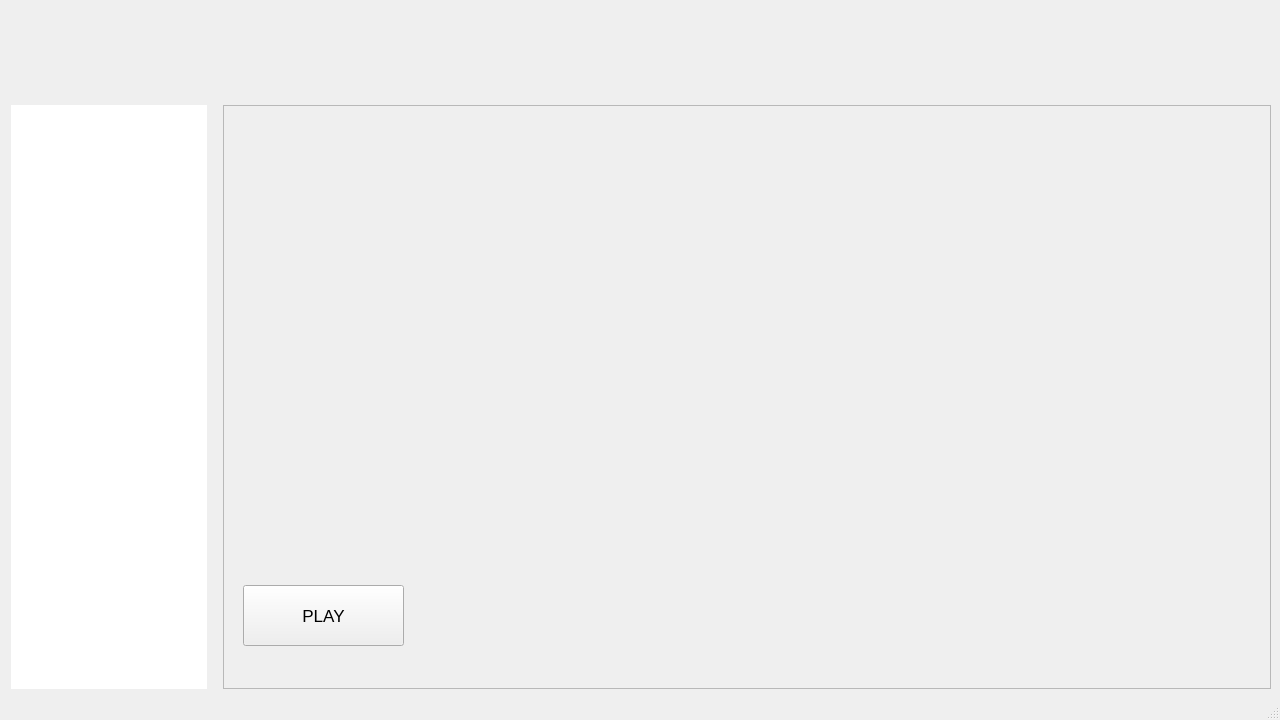
Before: the Qt Designer form src/widget/class/MainWindow/mainwindow.ui in Convly/NexusLauncher, drawn with Qt 5.
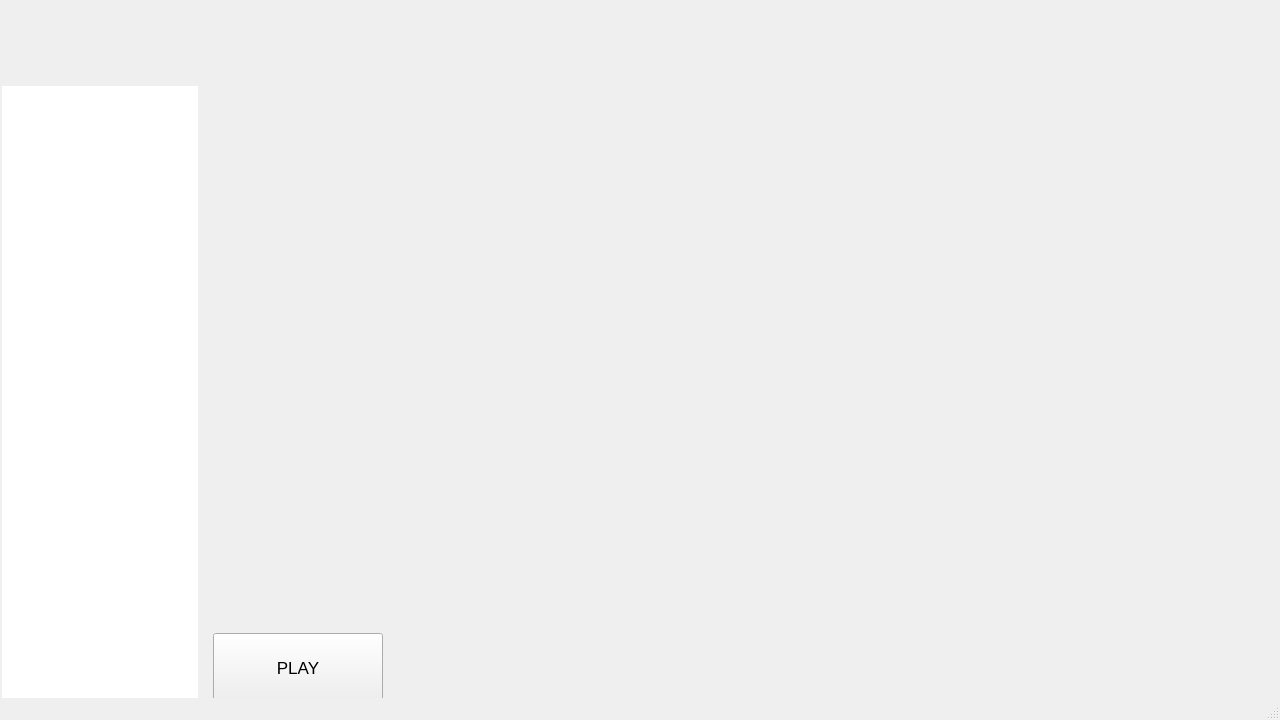
After: the same form once the commit is applied.

Commit message: GameSelectedDataTemplate(feat): GameSelectedDataTemplate improved

The edit to the form file:
```diff
--- a/src/widget/class/MainWindow/mainwindow.ui
+++ b/src/widget/class/MainWindow/mainwindow.ui
@@ -21,16 +21,55 @@
   </property>
   <widget class="QWidget" name="centralwidget">
    <layout class="QVBoxLayout" name="verticalLayout_3">
+    <property name="spacing">
+     <number>0</number>
+    </property>
+    <property name="leftMargin">
+     <number>0</number>
+    </property>
+    <property name="topMargin">
+     <number>0</number>
+    </property>
+    <property name="rightMargin">
+     <number>0</number>
+    </property>
+    <property name="bottomMargin">
+     <number>0</number>
+    </property>
     <item>
-     <layout class="QVBoxLayout" name="verticalLayout_2" stretch="0,0">
+     <layout class="QVBoxLayout" name="verticalLayout_2">
+      <property name="spacing">
+       <number>6</number>
+      </property>
+      <property name="topMargin">
+       <number>0</number>
+      </property>
+      <property name="bottomMargin">
+       <number>0</number>
+      </property>
       <item>
        <layout class="QHBoxLayout" name="CloseLogoLayout" stretch="14">
+        <property name="topMargin">
+         <number>0</number>
+        </property>
+        <property name="rightMargin">
+         <number>0</number>
+        </property>
+        <property name="bottomMargin">
+         <number>0</number>
+        </property>
         <item>
          <widget class="QFrame" name="NavBarFrame">
           <property name="minimumSize">
            <size>
             <width>200</width>
-            <height>90</height>
+            <height>80</height>
+           </size>
+          </property>
+          <property name="maximumSize">
+           <size>
+            <width>16777215</width>
+            <height>80</height>
            </size>
           </property>
           <property name="frameShape">
@@ -45,21 +84,36 @@
       </item>
       <item>
        <layout class="QVBoxLayout" name="verticalLayout" stretch="0">
+        <property name="spacing">
+         <number>6</number>
+        </property>
         <property name="sizeConstraint">
          <enum>QLayout::SetDefaultConstraint</enum>
         </property>
+        <property name="topMargin">
+         <number>0</number>
+        </property>
+        <property name="bottomMargin">
+         <number>0</number>
+        </property>
         <item>
          <layout class="QHBoxLayout" name="DataContent" stretch="2,10">
+          <property name="spacing">
+           <number>0</number>
+          </property>
           <property name="leftMargin">
            <number>0</number>
           </property>
           <item>
            <layout class="QVBoxLayout" name="verticalLayout_4">
+            <property name="spacing">
+             <number>6</number>
+            </property>
             <property name="leftMargin">
              <number>2</number>
             </property>
             <property name="rightMargin">
-             <number>10</number>
+             <number>0</number>
             </property>
             <item>
              <widget class="QListWidget" name="GamesList">
@@ -83,27 +137,83 @@
            </layout>
           </item>
           <item>
-           <layout class="QVBoxLayout" name="GameSelectedData">
+           <widget class="QWidget" name="GameDataWidget" native="true">
+            <layout class="QVBoxLayout" name="verticalLayout_6">
+             <property name="leftMargin">
+              <number>0</number>
+             </property>
+             <property name="topMargin">
+              <number>0</number>
+             </property>
+             <property name="rightMargin">
+              <number>0</number>
+             </property>
+             <property name="bottomMargin">
+              <number>0</number>
+             </property>
             <item>
-             <widget class="QFrame" name="GameSelelctedDataFrame">
-              <property name="frameShape">
-               <enum>QFrame::StyledPanel</enum>
-              </property>
-              <property name="frameShadow">
-               <enum>QFrame::Raised</enum>
-              </property>
+              <widget class="QWidget" name="GameDataOverlay" native="true">
+               <property name="minimumSize">
+                <size>
+                 <width>200</width>
+                 <height>200</height>
+                </size>
+               </property>
+               <layout class="QVBoxLayout" name="verticalLayout_7">
+                <property name="spacing">
+                 <number>0</number>
+                </property>
+                <property name="leftMargin">
+                 <number>0</number>
+                </property>
+                <property name="topMargin">
+                 <number>0</number>
+                </property>
+                <property name="rightMargin">
+                 <number>0</number>
+                </property>
+                <property name="bottomMargin">
+                 <number>0</number>
+                </property>
+                <item>
+                 <layout class="QVBoxLayout" name="GameDataLayout">
+                  <property name="spacing">
+                   <number>6</number>
+                  </property>
+                  <item>
+                   <layout class="QVBoxLayout" name="GameSelectedData" stretch="0,0,5,0,10,0">
+                    <property name="spacing">
+                     <number>0</number>
+                    </property>
+                    <property name="leftMargin">
+                     <number>15</number>
+                    </property>
+                    <property name="topMargin">
+                     <number>15</number>
+                    </property>
+                    <property name="rightMargin">
+                     <number>15</number>
+                    </property>
+                    <property name="bottomMargin">
+                     <number>0</number>
+                    </property>
+                    <item>
               <widget class="QLabel" name="GameTitleLabel">
-               <property name="geometry">
-                <rect>
-                 <x>20</x>
-                 <y>10</y>
-                 <width>1011</width>
-                 <height>21</height>
-                </rect>
+                      <property name="minimumSize">
+                       <size>
+                        <width>0</width>
+                        <height>44</height>
+                       </size>
+                      </property>
+                      <property name="maximumSize">
+                       <size>
+                        <width>16777215</width>
+                        <height>44</height>
+                       </size>
                </property>
                <property name="font">
                 <font>
-                 <pointsize>12</pointsize>
+                        <pointsize>23</pointsize>
                  <weight>75</weight>
                  <bold>true</bold>
                 </font>
@@ -124,18 +234,66 @@
                 <bool>true</bool>
                </property>
               </widget>
+                    </item>
+                    <item>
+                     <widget class="QLabel" name="GameAuthorLabel">
+                      <property name="minimumSize">
+                       <size>
+                        <width>0</width>
+                        <height>65</height>
+                       </size>
+                      </property>
+                      <property name="maximumSize">
+                       <size>
+                        <width>16777215</width>
+                        <height>65</height>
+                       </size>
+                      </property>
+                      <property name="font">
+                       <font>
+                        <pointsize>11</pointsize>
+                        <weight>50</weight>
+                        <italic>true</italic>
+                        <bold>false</bold>
+                       </font>
+                      </property>
+                      <property name="mouseTracking">
+                       <bool>true</bool>
+                      </property>
+                      <property name="styleSheet">
+                       <string notr="true">color: rgb(255, 255, 255);</string>
+                      </property>
+                      <property name="text">
+                       <string/>
+                      </property>
+                      <property name="textFormat">
+                       <enum>Qt::AutoText</enum>
+                      </property>
+                      <property name="alignment">
+                       <set>Qt::AlignLeading|Qt::AlignLeft|Qt::AlignTop</set>
+                      </property>
+                      <property name="wordWrap">
+                       <bool>true</bool>
+                      </property>
+                     </widget>
+                    </item>
+                    <item>
               <widget class="QLabel" name="GameUrlLabel">
-               <property name="geometry">
-                <rect>
-                 <x>20</x>
-                 <y>80</y>
-                 <width>1011</width>
-                 <height>31</height>
-                </rect>
+                      <property name="minimumSize">
+                       <size>
+                        <width>0</width>
+                        <height>65</height>
+                       </size>
+                      </property>
+                      <property name="maximumSize">
+                       <size>
+                        <width>16777215</width>
+                        <height>65</height>
+                       </size>
                </property>
                <property name="font">
                 <font>
-                 <pointsize>10</pointsize>
+                        <pointsize>11</pointsize>
                  <weight>50</weight>
                  <italic>true</italic>
                  <bold>false</bold>
@@ -160,14 +318,90 @@
                 <bool>true</bool>
                </property>
               </widget>
+                    </item>
+                    <item>
+                     <widget class="QLabel" name="GameHeaderDescriptionLabel">
+                      <property name="minimumSize">
+                       <size>
+                        <width>0</width>
+                        <height>36</height>
+                       </size>
+                      </property>
+                      <property name="maximumSize">
+                       <size>
+                        <width>16777215</width>
+                        <height>36</height>
+                       </size>
+                      </property>
+                      <property name="font">
+                       <font>
+                        <pointsize>13</pointsize>
+                        <weight>75</weight>
+                        <bold>true</bold>
+                       </font>
+                      </property>
+                      <property name="styleSheet">
+                       <string notr="true">color: rgb(255, 255, 255);</string>
+                      </property>
+                      <property name="text">
+                       <string/>
+                      </property>
+                      <property name="textFormat">
+                       <enum>Qt::PlainText</enum>
+                      </property>
+                      <property name="alignment">
+                       <set>Qt::AlignLeading|Qt::AlignLeft|Qt::AlignTop</set>
+                      </property>
+                      <property name="wordWrap">
+                       <bool>true</bool>
+                      </property>
+                     </widget>
+                    </item>
+                    <item>
+                     <widget class="QLabel" name="GameDescriptionLabel">
+                      <property name="minimumSize">
+                       <size>
+                        <width>0</width>
+                        <height>100</height>
+                       </size>
+                      </property>
+                      <property name="font">
+                       <font>
+                        <pointsize>12</pointsize>
+                       </font>
+                      </property>
+                      <property name="styleSheet">
+                       <string notr="true">color: rgb(255, 255, 255);</string>
+                      </property>
+                      <property name="text">
+                       <string/>
+                      </property>
+                      <property name="textFormat">
+                       <enum>Qt::AutoText</enum>
+                      </property>
+                      <property name="alignment">
+                       <set>Qt::AlignLeading|Qt::AlignLeft|Qt::AlignTop</set>
+                      </property>
+                      <property name="wordWrap">
+                       <bool>true</bool>
+                      </property>
+                     </widget>
+                    </item>
+                    <item>
+                     <layout class="QHBoxLayout" name="horizontalLayout_2">
+                      <item>
               <widget class="QPushButton" name="GamePlayButton">
-               <property name="geometry">
-                <rect>
-                 <x>20</x>
-                 <y>480</y>
-                 <width>161</width>
-                 <height>61</height>
-                </rect>
+                        <property name="minimumSize">
+                         <size>
+                          <width>170</width>
+                          <height>70</height>
+                         </size>
+                        </property>
+                        <property name="maximumSize">
+                         <size>
+                          <width>100</width>
+                          <height>60</height>
+                         </size>
                </property>
                <property name="font">
                 <font>
@@ -187,18 +421,12 @@
                 <bool>false</bool>
                </property>
               </widget>
+                      </item>
+                      <item>
               <widget class="QLabel" name="GameVersionLabel">
-               <property name="geometry">
-                <rect>
-                 <x>210</x>
-                 <y>515</y>
-                 <width>821</width>
-                 <height>16</height>
-                </rect>
-               </property>
                <property name="font">
                 <font>
-                 <pointsize>10</pointsize>
+                          <pointsize>11</pointsize>
                 </font>
                </property>
                <property name="styleSheet">
@@ -211,113 +439,27 @@
                 <enum>Qt::AutoText</enum>
                </property>
                <property name="alignment">
-                <set>Qt::AlignLeading|Qt::AlignLeft|Qt::AlignTop</set>
+                         <set>Qt::AlignBottom|Qt::AlignRight|Qt::AlignTrailing</set>
                </property>
                <property name="wordWrap">
                 <bool>true</bool>
                </property>
-              </widget>
-              <widget class="QLabel" name="GameHeaderDescriptionLabel">
-               <property name="geometry">
-                <rect>
-                 <x>20</x>
-                 <y>140</y>
-                 <width>1011</width>
-                 <height>16</height>
-                </rect>
-               </property>
-               <property name="font">
-                <font>
-                 <pointsize>10</pointsize>
-                 <weight>75</weight>
-                 <bold>true</bold>
-                </font>
-               </property>
-               <property name="styleSheet">
-                <string notr="true">color: rgb(255, 255, 255);</string>
-               </property>
-               <property name="text">
-                <string/>
-               </property>
-               <property name="textFormat">
-                <enum>Qt::PlainText</enum>
-               </property>
-               <property name="alignment">
-                <set>Qt::AlignLeading|Qt::AlignLeft|Qt::AlignTop</set>
-               </property>
-               <property name="wordWrap">
-                <bool>true</bool>
-               </property>
-              </widget>
-              <widget class="QLabel" name="GameAuthorLabel">
-               <property name="geometry">
-                <rect>
-                 <x>20</x>
-                 <y>33</y>
-                 <width>1011</width>
-                 <height>31</height>
-                </rect>
-               </property>
-               <property name="font">
-                <font>
-                 <pointsize>10</pointsize>
-                 <weight>75</weight>
-                 <italic>true</italic>
-                 <bold>true</bold>
-                </font>
-               </property>
-               <property name="mouseTracking">
-                <bool>true</bool>
-               </property>
-               <property name="styleSheet">
-                <string notr="true">color: rgb(255, 255, 255);</string>
-               </property>
-               <property name="text">
-                <string/>
-               </property>
-               <property name="textFormat">
-                <enum>Qt::AutoText</enum>
-               </property>
-               <property name="alignment">
-                <set>Qt::AlignLeading|Qt::AlignLeft|Qt::AlignTop</set>
-               </property>
-               <property name="wordWrap">
-                <bool>true</bool>
-               </property>
+                        <property name="margin">
+                         <number>0</number>
+                        </property>
+                       </widget>
+                      </item>
+                     </layout>
+                    </item>
+                   </layout>
+                  </item>
+                 </layout>
+                </item>
+               </layout>
               </widget>
-              <widget class="QLabel" name="GameDescriptionLabel">
-               <property name="geometry">
-                <rect>
-                 <x>20</x>
-                 <y>170</y>
-                 <width>1011</width>
-                 <height>141</height>
-                </rect>
-               </property>
-               <property name="font">
-                <font>
-                 <pointsize>10</pointsize>
-                </font>
-               </property>
-               <property name="styleSheet">
-                <string notr="true">color: rgb(255, 255, 255);</string>
-               </property>
-               <property name="text">
-                <string/>
-               </property>
-               <property name="textFormat">
-                <enum>Qt::AutoText</enum>
-               </property>
-               <property name="alignment">
-                <set>Qt::AlignLeading|Qt::AlignLeft|Qt::AlignTop</set>
-               </property>
-               <property name="wordWrap">
-                <bool>true</bool>
-               </property>
-              </widget>
-             </widget>
-            </item>
-           </layout>
+             </item>
+            </layout>
+           </widget>
           </item>
          </layout>
         </item>
```
Lines whose indentation alone changed are shown as unchanged. The commit also changes 2 other files.
